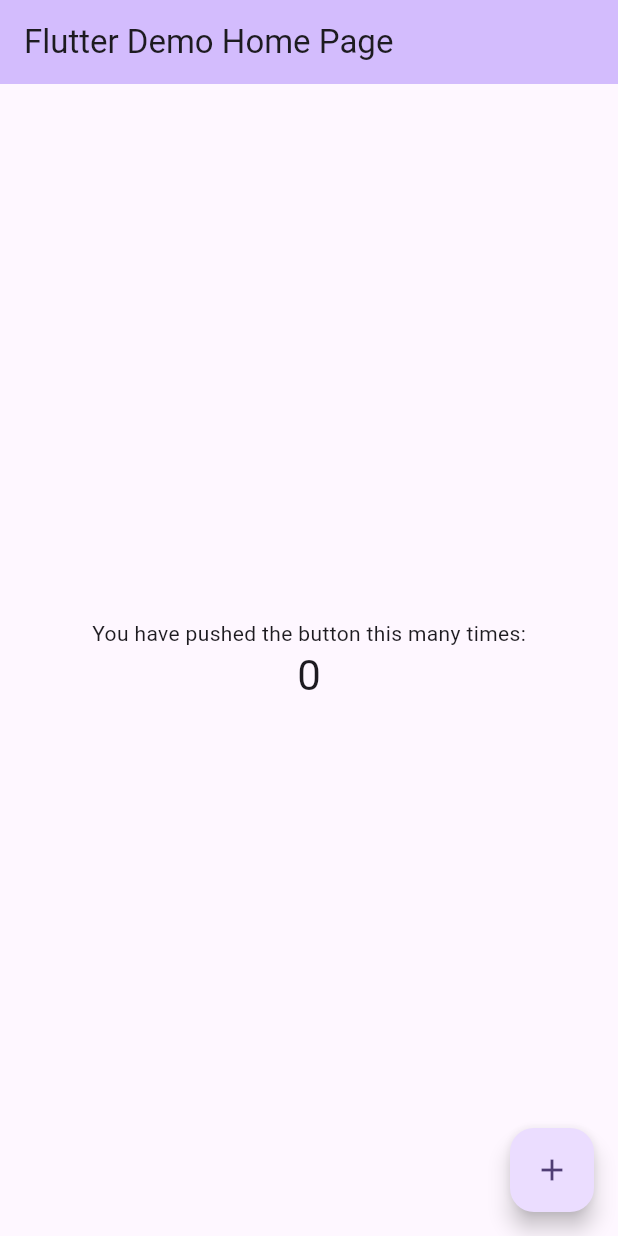
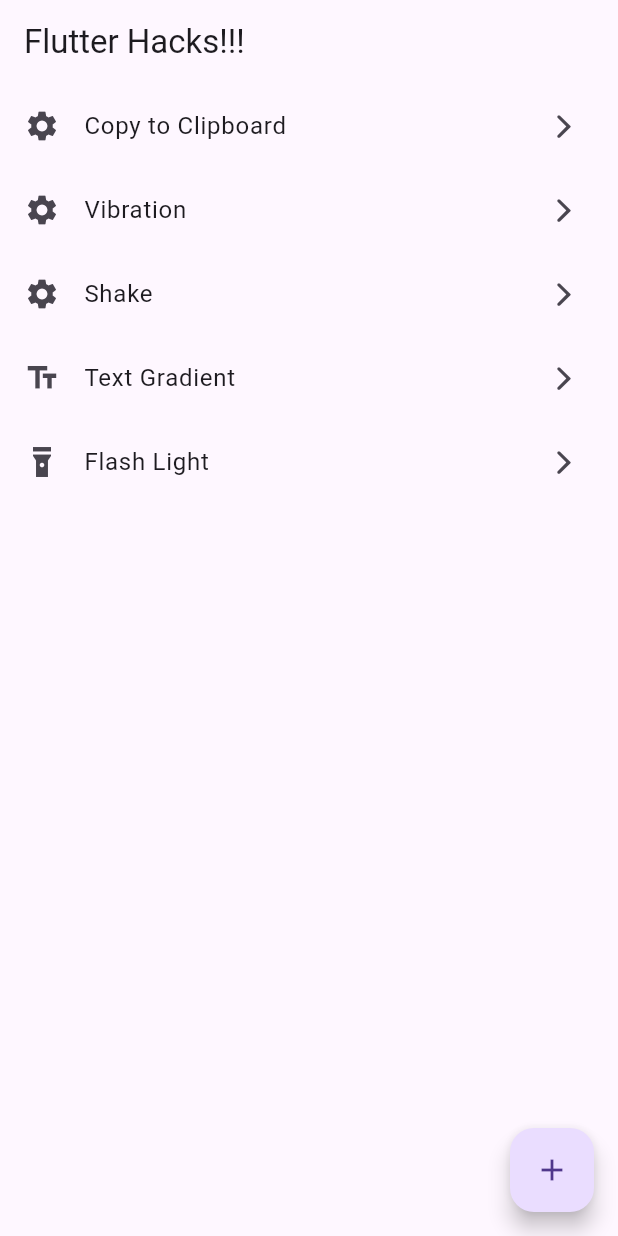
Before and after one commit to hveitia/flutter_armory_hv, a Flutter app: the screen it shows after launch, on a phone screen of 412 x 824 dp. Run offline on Flutter 3.47's test engine with Material 3 defaults, Android fonts, the phone set to English and light mode, and no system bars; our stand-ins replace flutter_modular, logger; missing offline and left inert: clipboard, shake, torch_light.

Commit message:
Setup Project...

```diff
--- /dev/null
+++ b/lib/_children/menu/module.dart
@@ -0,0 +1,22 @@
+import 'package:flutter_armory_hv/_children/clipboard/module.dart';
+import 'package:flutter_armory_hv/_children/flash-light/module.dart';
+import 'package:flutter_armory_hv/_children/menu/presenter/page/page.dart';
+import 'package:flutter_armory_hv/_children/shake/module.dart';
+import 'package:flutter_armory_hv/_children/text-gradient/module.dart';
+import 'package:flutter_armory_hv/_children/vibration/module.dart';
+import 'package:flutter_modular/flutter_modular.dart';
+
+class MenuModule extends Module {
+  @override
+  List<Bind> get binds => [];
+
+  @override
+  List<ModularRoute> get routes => [
+    ChildRoute('/', child: (context, args) => const MenuPage()),
+    ModuleRoute('/vibration-module', module: VibrationModule()),
+    ModuleRoute('/clipboard-module', module: ClipboardModule()),
+    ModuleRoute('/shake-module', module: ShakeModule()),
+    ModuleRoute('/text-gradient-module', module: TextGradientModule()),
+    ModuleRoute('/flash-light-module', module: FlashLightModule()),
+  ];
+}
--- /dev/null
+++ b/lib/_children/menu/presenter/page/page.dart
@@ -0,0 +1,75 @@
+
+import 'package:flutter/cupertino.dart';
+import 'package:flutter/material.dart';
+import 'package:flutter_modular/flutter_modular.dart';
+
+class MenuPage extends StatefulWidget {
+  const MenuPage({super.key,});
+
+  @override
+  State<MenuPage> createState() => MenuPageState();
+}
+
+class MenuPageState extends State<MenuPage> {
+
+  @override
+  Widget build(BuildContext context) {
+    return Scaffold(
+      appBar: AppBar(
+        title: const Text('Flutter Hacks!!!'),
+      ),
+      body: Center(
+        child: ListView(
+          children: [
+            ListTile(
+              leading: const Icon(Icons.settings),
+              title: const Text('Copy to Clipboard'),
+              trailing: const Icon(CupertinoIcons.chevron_forward),
+              onTap: () {
+                Modular.to.pushNamed('/clipboard-module/');
+              },
+            ),
+            ListTile(
+              leading: const Icon(Icons.settings),
+              title: const Text('Vibration'),
+              trailing: const Icon(CupertinoIcons.chevron_forward),
+              onTap: () {
+                Modular.to.pushNamed('/vibration-module/');
+              },
+            ),
+            ListTile(
+              leading: const Icon(Icons.settings),
+              title: const Text('Shake'),
+              trailing: const Icon(CupertinoIcons.chevron_forward),
+              onTap: () {
+                Modular.to.pushNamed('/shake-module/');
+              },
+            ),
+            ListTile(
+              leading: const Icon(Icons.text_fields),
+              title: const Text('Text Gradient'),
+              trailing: const Icon(CupertinoIcons.chevron_forward),
+              onTap: () {
+                Modular.to.pushNamed('/text-gradient-module/');
+              },
+            ),
+            ListTile(
+              leading: const Icon(Icons.flashlight_on),
+              title: const Text('Flash Light'),
+              trailing: const Icon(CupertinoIcons.chevron_forward),
+              onTap: () {
+                Modular.to.pushNamed('/flash-light-module/');
+              },
+            ),
+          ],
+        ),
+      ),
+      floatingActionButton: FloatingActionButton(
+        // onPressed: _incrementCounter,
+        onPressed: (){},
+        tooltip: 'Increment',
+        child: const Icon(Icons.add),
+      ), // This trailing comma makes auto-formatting nicer for build methods.
+    );
+  }
+}
--- a/lib/main.dart
+++ b/lib/main.dart
@@ -1,125 +1,31 @@
 import 'package:flutter/material.dart';
+import 'package:flutter/services.dart';
+import 'package:flutter_armory_hv/_children/menu/module.dart';
+import 'package:flutter_modular/flutter_modular.dart';
 
 void main() {
-  runApp(const MyApp());
+  WidgetsFlutterBinding.ensureInitialized();
+
+  SystemChrome.setPreferredOrientations([
+    DeviceOrientation.portraitUp,
+    DeviceOrientation.portraitDown,
+    DeviceOrientation.landscapeLeft,
+    DeviceOrientation.landscapeRight,
+  ]);
+
+  return runApp(ModularApp(module: MenuModule(), child: const AppWidget()));
 }
 
-class MyApp extends StatelessWidget {
-  const MyApp({super.key});
+class AppWidget extends StatelessWidget {
+  const AppWidget({super.key});
 
-  // This widget is the root of your application.
   @override
-  Widget build(BuildContext context) {
-    return MaterialApp(
-      title: 'Flutter Demo',
-      theme: ThemeData(
-        // This is the theme of your application.
-        //
-        // TRY THIS: Try running your application with "flutter run". You'll see
-        // the application has a purple toolbar. Then, without quitting the app,
-        // try changing the seedColor in the colorScheme below to Colors.green
-        // and then invoke "hot reload" (save your changes or press the "hot
-        // reload" button in a Flutter-supported IDE, or press "r" if you used
-        // the command line to start the app).
-        //
-        // Notice that the counter didn't reset back to zero; the application
-        // state is not lost during the reload. To reset the state, use hot
-        // restart instead.
-        //
-        // This works for code too, not just values: Most code changes can be
-        // tested with just a hot reload.
-        colorScheme: ColorScheme.fromSeed(seedColor: Colors.deepPurple),
-        useMaterial3: true,
-      ),
-      home: const MyHomePage(title: 'Flutter Demo Home Page'),
-    );
+  Widget build(BuildContext context){
+    return MaterialApp.router(
+      title: 'My Smart App',
+      theme: ThemeData(primarySwatch: Colors.blue),
+      routeInformationParser: Modular.routeInformationParser,
+      routerDelegate: Modular.routerDelegate,
+    ); //added by extension
   }
 }
-
-class MyHomePage extends StatefulWidget {
-  const MyHomePage({super.key, required this.title});
-
-  // This widget is the home page of your application. It is stateful, meaning
-  // that it has a State object (defined below) that contains fields that affect
-  // how it looks.
-
-  // This class is the configuration for the state. It holds the values (in this
-  // case the title) provided by the parent (in this case the App widget) and
-  // used by the build method of the State. Fields in a Widget subclass are
-  // always marked "final".
-
-  final String title;
-
-  @override
-  State<MyHomePage> createState() => _MyHomePageState();
-}
-
-class _MyHomePageState extends State<MyHomePage> {
-  int _counter = 0;
-
-  void _incrementCounter() {
-    setState(() {
-      // This call to setState tells the Flutter framework that something has
-      // changed in this State, which causes it to rerun the build method below
-      // so that the display can reflect the updated values. If we changed
-      // _counter without calling setState(), then the build method would not be
-      // called again, and so nothing would appear to happen.
-      _counter++;
-    });
-  }
-
-  @override
-  Widget build(BuildContext context) {
-    // This method is rerun every time setState is called, for instance as done
-    // by the _incrementCounter method above.
-    //
-    // The Flutter framework has been optimized to make rerunning build methods
-    // fast, so that you can just rebuild anything that needs updating rather
-    // than having to individually change instances of widgets.
-    return Scaffold(
-      appBar: AppBar(
-        // TRY THIS: Try changing the color here to a specific color (to
-        // Colors.amber, perhaps?) and trigger a hot reload to see the AppBar
-        // change color while the other colors stay the same.
-        backgroundColor: Theme.of(context).colorScheme.inversePrimary,
-        // Here we take the value from the MyHomePage object that was created by
-        // the App.build method, and use it to set our appbar title.
-        title: Text(widget.title),
-      ),
-      body: Center(
-        // Center is a layout widget. It takes a single child and positions it
-        // in the middle of the parent.
-        child: Column(
-          // Column is also a layout widget. It takes a list of children and
-          // arranges them vertically. By default, it sizes itself to fit its
-          // children horizontally, and tries to be as tall as its parent.
-          //
-          // Column has various properties to control how it sizes itself and
-          // how it positions its children. Here we use mainAxisAlignment to
-          // center the children vertically; the main axis here is the vertical
-          // axis because Columns are vertical (the cross axis would be
-          // horizontal).
-          //
-          // TRY THIS: Invoke "debug painting" (choose the "Toggle Debug Paint"
-          // action in the IDE, or press "p" in the console), to see the
-          // wireframe for each widget.
-          mainAxisAlignment: MainAxisAlignment.center,
-          children: <Widget>[
-            const Text(
-              'You have pushed the button this many times:',
-            ),
-            Text(
-              '$_counter',
-              style: Theme.of(context).textTheme.headlineMedium,
-            ),
-          ],
-        ),
-      ),
-      floatingActionButton: FloatingActionButton(
-        onPressed: _incrementCounter,
-        tooltip: 'Increment',
-        child: const Icon(Icons.add),
-      ), // This trailing comma makes auto-formatting nicer for build methods.
-    );
-  }
-}
```
Also changed, not shown: lib/_children/clipboard/module.dart (added, +13 -0 lines), lib/_children/clipboard/presenter/page/page.dart (added, +74 -0 lines), lib/_children/flash-light/module.dart (added, +13 -0 lines), lib/_children/flash-light/presenter/page.dart (added, +55 -0 lines), lib/_children/shake/module.dart (added, +13 -0 lines), lib/_children/shake/presenter/page.dart (added, +49 -0 lines), lib/_children/text-gradient/module.dart (added, +13 -0 lines), lib/_children/text-gradient/presenter/page.dart (added, +27 -0 lines), lib/_children/vibration/module.dart (added, +13 -0 lines), lib/_children/vibration/presenter/page/page.dart (added, +28 -0 lines), pubspec.yaml (+6 -23 lines), pubspec.lock, 5 other files.
